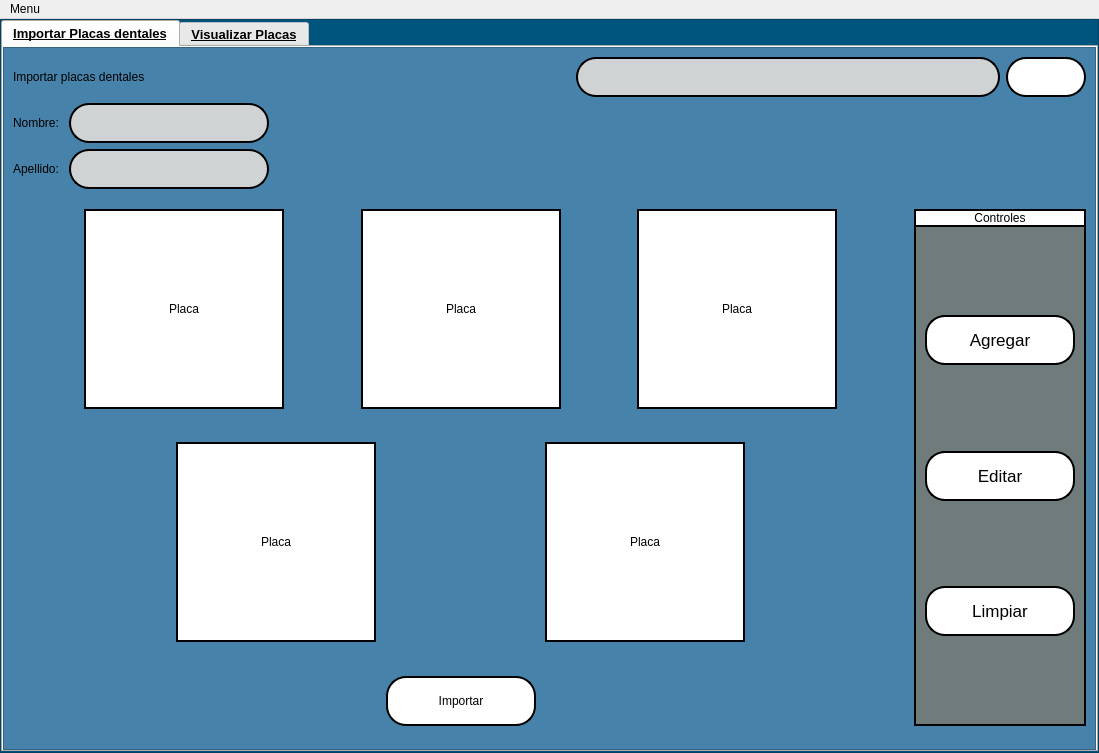
Old version of the form interfaces/placas.ui in the repository Reinaldito04/App-Consultas-y-Historias-Medicas.
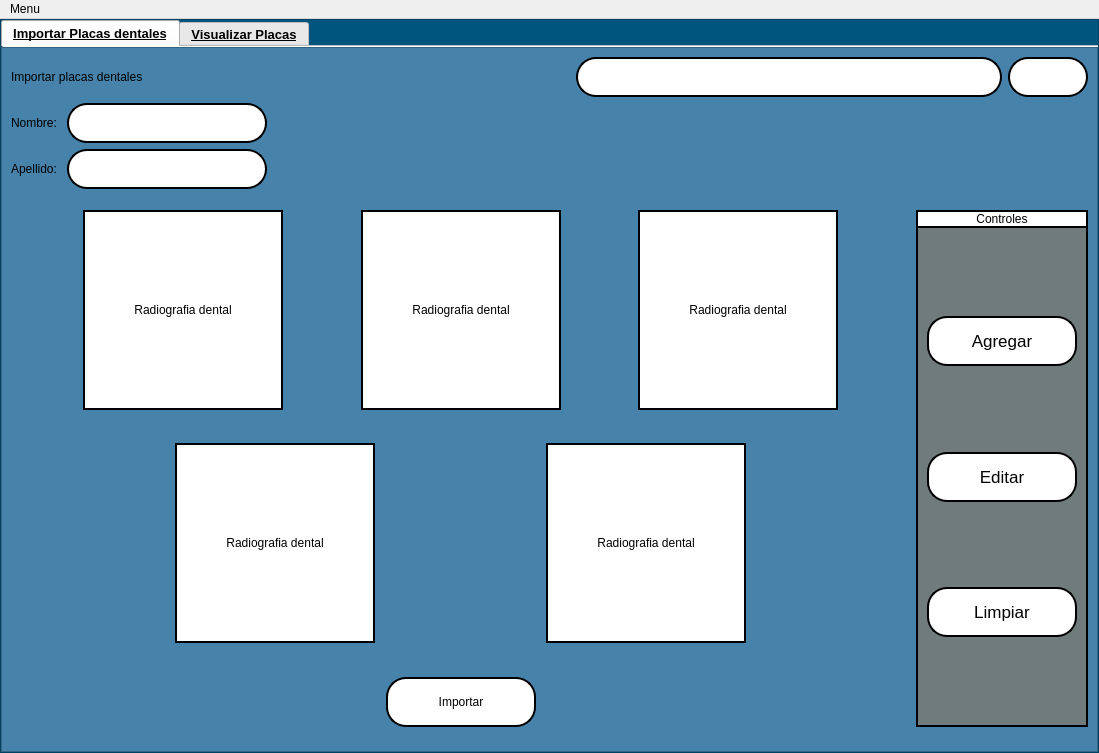
New version of the form. The open tabs and pages were chosen to show the change. Icons and pictures are not drawn.

Commit message: Ajustes garficos y verificacion en placas

```diff
--- a/interfaces/placas.ui
+++ b/interfaces/placas.ui
@@ -71,7 +71,10 @@
           </font>
          </property>
          <property name="currentIndex">
-          <number>1</number>
+          <number>0</number>
+         </property>
+         <property name="documentMode">
+          <bool>true</bool>
          </property>
          <widget class="QWidget" name="tab">
           <attribute name="title">
@@ -108,7 +111,7 @@
 QHeaderView::section{
 background-color:rgb(0,206,151);
 border:1px solid rgb(0,0,0);
-font-size:12pt;
+	font: 12pt &quot;Microsoft Sans Serif&quot;;
 }
 QTbaleWidget QTableCornerButton::section{
 background-color:rgb(0,0,0);
@@ -117,17 +120,30 @@
 QLineEdit{
 border:2px solid rgb(0,0,0);
 border-radius:20px;
-background-color:#D0D3D4;
+	font: 12pt &quot;Microsoft Sans Serif&quot;;
+	background-color: rgb(255, 255, 255);
 }
 QPushButton{
 border-radius:20px;
 border:2px solid rgb(0,0,0);
 background-color:white;
-font: 13pt &quot;Microsoft Sans Serif&quot;;
 }
 QPushButton:hover{
-	background-color:#CB4335;
-}</string>
+	background-color:#5DADE2;
+}
+QTextEdit{
+border:4px solid rgb(0,0,0);
+border-radius:20px;
+	font: 12pt &quot;Microsoft Sans Serif&quot;;
+	background-color: rgb(255, 255, 255);
+}
+QLineEdit::hover{
+	background-color:#5DADE2;
+}
+QRadioButton{
+	font: 14pt &quot;Microsoft Sans Serif&quot;;
+}
+</string>
              </property>
              <property name="frameShape">
               <enum>QFrame::StyledPanel</enum>
@@ -235,6 +251,9 @@
                         <height>40</height>
                        </size>
                       </property>
+                      <property name="readOnly">
+                       <bool>true</bool>
+                      </property>
                      </widget>
                     </item>
                     <item>
@@ -281,6 +300,9 @@
                         <height>40</height>
                        </size>
                       </property>
+                      <property name="readOnly">
+                       <bool>true</bool>
+                      </property>
                      </widget>
                     </item>
                     <item>
@@ -370,7 +392,7 @@
 }</string>
                         </property>
                         <property name="text">
-                         <string>Placa</string>
+                         <string>Radiografia dental</string>
                         </property>
                         <property name="scaledContents">
                          <bool>true</bool>
@@ -414,7 +436,7 @@
 }</string>
                         </property>
                         <property name="text">
-                         <string>Placa</string>
+                         <string>Radiografia dental</string>
                         </property>
                         <property name="scaledContents">
                          <bool>true</bool>
@@ -458,7 +480,7 @@
 }</string>
                         </property>
                         <property name="text">
-                         <string>Placa</string>
+                         <string>Radiografia dental</string>
                         </property>
                         <property name="scaledContents">
                          <bool>true</bool>
@@ -532,7 +554,7 @@
 }</string>
                         </property>
                         <property name="text">
-                         <string>Placa</string>
+                         <string>Radiografia dental</string>
                         </property>
                         <property name="scaledContents">
                          <bool>true</bool>
@@ -576,7 +598,7 @@
 }</string>
                         </property>
                         <property name="text">
-                         <string>Placa</string>
+                         <string>Radiografia dental</string>
                         </property>
                         <property name="scaledContents">
                          <bool>true</bool>
```
Left out of the diff: 37 changed lines with no effect on the pictures. The commit also changes 18 other files.
